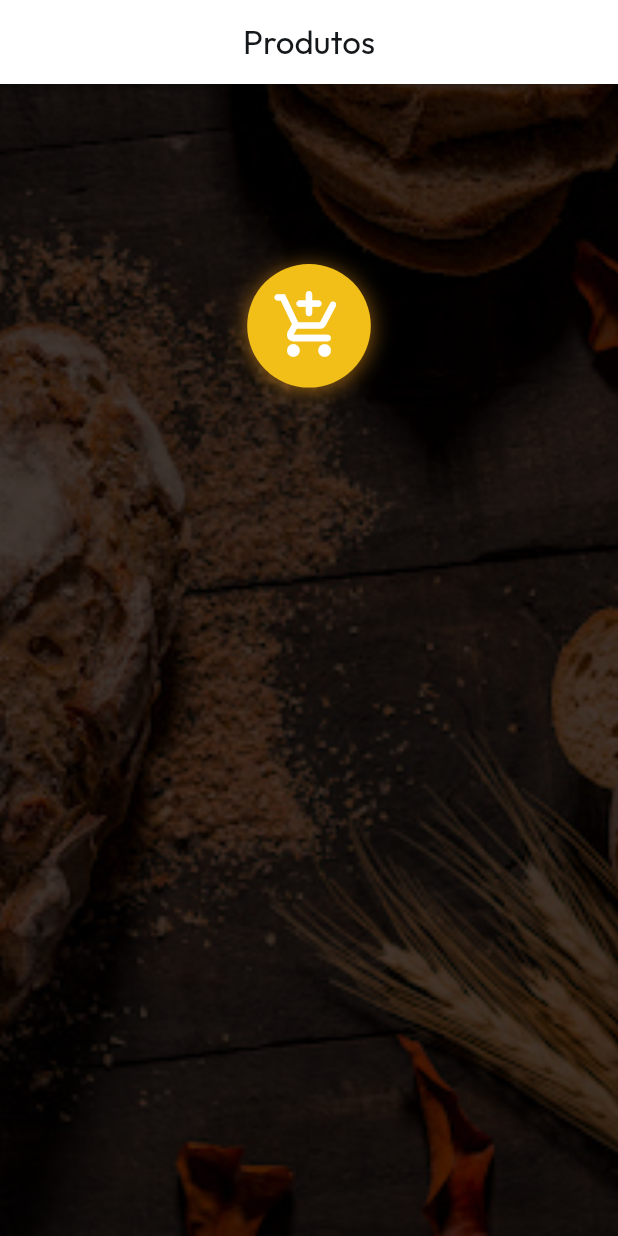
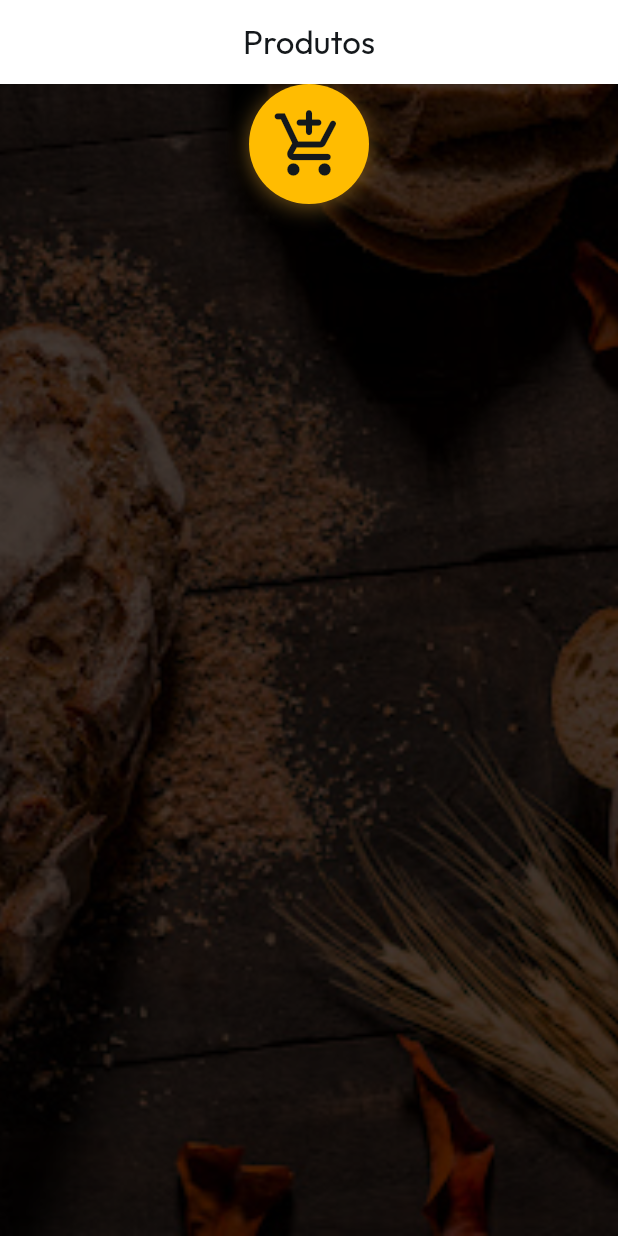
Before and after one commit to WIL-TZY/controleEstoque, a Flutter app: the screen it shows once a user with an empty profile is signed in, on a phone screen of 412 x 824 dp. Run offline on Flutter 3.47's test engine with Material 2 defaults, Android fonts, the light colour scheme and no system bars; our stand-ins replace auto_size_text, cached_network_image, cloud_firestore, firebase_auth, firebase_core, font_awesome_flutter and 9 more; missing offline and left inert: aligned_dialog, json_path; accounts and stored records are empty.

Commit message:
New styling fpr the products page.

```diff
--- a/lib/pages/produtos/produtos_widget.dart
+++ b/lib/pages/produtos/produtos_widget.dart
@@ -54,7 +54,12 @@ class _ProdutosWidgetState extends State<ProdutosWidget> {
       child: Scaffold(
         key: scaffoldKey,
         backgroundColor: FlutterFlowTheme.of(context).primaryBackground,
-        appBar: AppBar(
+        body: NestedScrollView(
+          floatHeaderSlivers: true,
+          headerSliverBuilder: (context, _) => [
+            SliverAppBar(
+              pinned: true,
+              floating: false,
               backgroundColor: FlutterFlowTheme.of(context).secondaryBackground,
               automaticallyImplyLeading: false,
               leading: FlutterFlowIconButton(
@@ -88,9 +93,12 @@ class _ProdutosWidgetState extends State<ProdutosWidget> {
               actions: const [],
               centerTitle: true,
               elevation: 2.0,
-        ),
-        body: SafeArea(
-          top: true,
+            )
+          ],
+          body: Builder(
+            builder: (context) {
+              return SafeArea(
+                top: false,
                 child: Container(
                   width: MediaQuery.sizeOf(context).width * 1.0,
                   height: MediaQuery.sizeOf(context).height * 1.0,
@@ -103,14 +111,17 @@ class _ProdutosWidgetState extends State<ProdutosWidget> {
                       ).image,
                     ),
                   ),
-            child: Padding(
-              padding: const EdgeInsetsDirectional.fromSTEB(0.0, 50.0, 0.0, 0.0),
                   child: Column(
-                mainAxisSize: MainAxisSize.min,
+                    mainAxisSize: MainAxisSize.max,
+                    children: [
+                      SingleChildScrollView(
+                        child: Column(
+                          mainAxisSize: MainAxisSize.max,
                           children: [
                             StreamBuilder<List<ProdutosRecord>>(
                               stream: queryProdutosRecord(
-                      queryBuilder: (produtosRecord) => produtosRecord.where(
+                                queryBuilder: (produtosRecord) =>
+                                    produtosRecord.where(
                                   'emestoque',
                                   isEqualTo: false,
                                 ),
@@ -123,7 +134,8 @@ class _ProdutosWidgetState extends State<ProdutosWidget> {
                                       width: 50.0,
                                       height: 50.0,
                                       child: CircularProgressIndicator(
-                              valueColor: AlwaysStoppedAnimation<Color>(
+                                        valueColor:
+                                            AlwaysStoppedAnimation<Color>(
                                           FlutterFlowTheme.of(context).primary,
                                         ),
                                       ),
@@ -131,113 +143,29 @@ class _ProdutosWidgetState extends State<ProdutosWidget> {
                                   );
                                 }
                                 List<ProdutosRecord>
-                          listviewNaoCompradosProdutosRecordList =
+                                    listviewSemEstoqueProdutosRecordList =
                                     snapshot.data!;
                                 return ListView.builder(
                                   padding: EdgeInsets.zero,
                                   shrinkWrap: true,
                                   scrollDirection: Axis.vertical,
                                   itemCount:
-                            listviewNaoCompradosProdutosRecordList.length,
-                        itemBuilder: (context, listviewNaoCompradosIndex) {
-                          final listviewNaoCompradosProdutosRecord =
-                              listviewNaoCompradosProdutosRecordList[
-                                  listviewNaoCompradosIndex];
+                                      listviewSemEstoqueProdutosRecordList
+                                          .length,
+                                  itemBuilder:
+                                      (context, listviewSemEstoqueIndex) {
+                                    final listviewSemEstoqueProdutosRecord =
+                                        listviewSemEstoqueProdutosRecordList[
+                                            listviewSemEstoqueIndex];
                                     return Container(
-                            width: MediaQuery.sizeOf(context).width * 0.08,
-                            height: MediaQuery.sizeOf(context).height * 0.08,
+                                      width: MediaQuery.sizeOf(context).width *
+                                          0.08,
+                                      height:
+                                          MediaQuery.sizeOf(context).height *
+                                              0.08,
                                       decoration: BoxDecoration(
-                              color: FlutterFlowTheme.of(context)
-                                  .secondaryBackground,
-                              borderRadius: BorderRadius.circular(100.0),
-                            ),
-                            child: Padding(
-                              padding: const EdgeInsetsDirectional.fromSTEB(
-                                  24.0, 8.0, 24.0, 8.0),
-                              child: Row(
-                                mainAxisSize: MainAxisSize.max,
-                                children: [
-                                  FlutterFlowIconButton(
-                                    borderColor: Colors.transparent,
-                                    borderRadius: 30.0,
-                                    borderWidth: 1.0,
-                                    buttonSize: 40.0,
-                                    icon: FaIcon(
-                                      FontAwesomeIcons.circle,
-                                      color: FlutterFlowTheme.of(context)
-                                          .primaryText,
-                                      size: 18.0,
-                                    ),
-                                    onPressed: () async {
-                                      await listviewNaoCompradosProdutosRecord
-                                          .reference
-                                          .update(createProdutosRecordData(
-                                        emestoque: true,
-                                      ));
-                                    },
-                                  ),
-                                  Padding(
-                                    padding: const EdgeInsetsDirectional.fromSTEB(
-                                        8.0, 0.0, 0.0, 0.0),
-                                    child: Text(
-                                      listviewNaoCompradosProdutosRecord
-                                          .produto,
-                                      style: FlutterFlowTheme.of(context)
-                                          .bodyMedium
-                                          .override(
-                                            fontFamily: 'Poppins',
-                                            color: FlutterFlowTheme.of(context)
-                                                .primaryText,
-                                            fontSize: 15.0,
-                                          ),
-                                    ),
-                                  ),
-                                ],
-                              ),
-                            ),
-                          );
-                        },
-                      );
-                    },
-                  ),
-                  StreamBuilder<List<ProdutosRecord>>(
-                    stream: queryProdutosRecord(
-                      queryBuilder: (produtosRecord) => produtosRecord.where(
-                        'emestoque',
-                        isEqualTo: true,
-                      ),
-                    ),
-                    builder: (context, snapshot) {
-                      // Customize what your widget looks like when it's loading.
-                      if (!snapshot.hasData) {
-                        return Center(
-                          child: SizedBox(
-                            width: 50.0,
-                            height: 50.0,
-                            child: CircularProgressIndicator(
-                              valueColor: AlwaysStoppedAnimation<Color>(
-                                FlutterFlowTheme.of(context).primary,
-                              ),
-                            ),
-                          ),
-                        );
-                      }
-                      List<ProdutosRecord> listviewCompradosProdutosRecordList =
-                          snapshot.data!;
-                      return ListView.builder(
-                        padding: EdgeInsets.zero,
-                        shrinkWrap: true,
-                        scrollDirection: Axis.vertical,
-                        itemCount: listviewCompradosProdutosRecordList.length,
-                        itemBuilder: (context, listviewCompradosIndex) {
-                          final listviewCompradosProdutosRecord =
-                              listviewCompradosProdutosRecordList[
-                                  listviewCompradosIndex];
-                          return Container(
-                            width: MediaQuery.sizeOf(context).width * 0.08,
-                            height: MediaQuery.sizeOf(context).height * 0.08,
-                            decoration: BoxDecoration(
-                              borderRadius: BorderRadius.circular(100.0),
+                                        borderRadius:
+                                            BorderRadius.circular(100.0),
                                       ),
                                       child: Padding(
                                         padding: const EdgeInsetsDirectional.fromSTEB(
@@ -251,26 +179,30 @@ class _ProdutosWidgetState extends State<ProdutosWidget> {
                                               borderWidth: 1.0,
                                               buttonSize: 40.0,
                                               fillColor: const Color(0x00FFFFFF),
-                                    icon: FaIcon(
-                                      FontAwesomeIcons.solidCheckCircle,
-                                      color: FlutterFlowTheme.of(context)
+                                              icon: Icon(
+                                                Icons.circle_outlined,
+                                                color:
+                                                    FlutterFlowTheme.of(context)
                                                         .primaryText,
                                                 size: 18.0,
                                               ),
                                               onPressed: () async {
-                                      await listviewCompradosProdutosRecord
+                                                await listviewSemEstoqueProdutosRecord
                                                     .reference
-                                          .update(createProdutosRecordData(
-                                        emestoque: false,
+                                                    .update(
+                                                        createProdutosRecordData(
+                                                  emestoque: true,
                                                 ));
                                               },
                                             ),
                                             Padding(
-                                    padding: const EdgeInsetsDirectional.fromSTEB(
-                                        8.0, 0.0, 0.0, 0.0),
+                                              padding: const EdgeInsetsDirectional
+                                                  .fromSTEB(8.0, 0.0, 0.0, 0.0),
                                               child: Text(
-                                      listviewCompradosProdutosRecord.produto,
-                                      style: FlutterFlowTheme.of(context)
+                                                listviewSemEstoqueProdutosRecord
+                                                    .produto,
+                                                style:
+                                                    FlutterFlowTheme.of(context)
                                                         .bodyMedium
                                                         .override(
                                                           fontFamily: 'Poppins',
@@ -287,27 +219,128 @@ class _ProdutosWidgetState extends State<ProdutosWidget> {
                                 );
                               },
                             ),
+                          ],
+                        ),
+                      ),
+                      SingleChildScrollView(
+                        child: Column(
+                          mainAxisSize: MainAxisSize.max,
+                          children: [
+                            StreamBuilder<List<ProdutosRecord>>(
+                              stream: queryProdutosRecord(
+                                queryBuilder: (produtosRecord) =>
+                                    produtosRecord.where(
+                                  'emestoque',
+                                  isEqualTo: true,
+                                ),
+                              ),
+                              builder: (context, snapshot) {
+                                // Customize what your widget looks like when it's loading.
+                                if (!snapshot.hasData) {
+                                  return Center(
+                                    child: SizedBox(
+                                      width: 50.0,
+                                      height: 50.0,
+                                      child: CircularProgressIndicator(
+                                        valueColor:
+                                            AlwaysStoppedAnimation<Color>(
+                                          FlutterFlowTheme.of(context).primary,
+                                        ),
+                                      ),
+                                    ),
+                                  );
+                                }
+                                List<ProdutosRecord>
+                                    listviewNoEstoqueProdutosRecordList =
+                                    snapshot.data!;
+                                return ListView.builder(
+                                  padding: EdgeInsets.zero,
+                                  shrinkWrap: true,
+                                  scrollDirection: Axis.vertical,
+                                  itemCount: listviewNoEstoqueProdutosRecordList
+                                      .length,
+                                  itemBuilder:
+                                      (context, listviewNoEstoqueIndex) {
+                                    final listviewNoEstoqueProdutosRecord =
+                                        listviewNoEstoqueProdutosRecordList[
+                                            listviewNoEstoqueIndex];
+                                    return Container(
+                                      width: MediaQuery.sizeOf(context).width *
+                                          0.08,
+                                      height:
+                                          MediaQuery.sizeOf(context).height *
+                                              0.08,
+                                      decoration: BoxDecoration(
+                                        color: const Color(0xAC000000),
+                                        borderRadius:
+                                            BorderRadius.circular(100.0),
+                                      ),
+                                      child: Padding(
+                                        padding: const EdgeInsetsDirectional.fromSTEB(
+                                            24.0, 8.0, 24.0, 8.0),
+                                        child: Row(
+                                          mainAxisSize: MainAxisSize.max,
+                                          children: [
+                                            FlutterFlowIconButton(
+                                              borderColor: Colors.white,
+                                              borderRadius: 30.0,
+                                              borderWidth: 1.0,
+                                              buttonSize: 40.0,
+                                              fillColor: const Color(0x00FFFFFF),
+                                              icon: FaIcon(
+                                                FontAwesomeIcons
+                                                    .solidCheckCircle,
+                                                color:
+                                                    FlutterFlowTheme.of(context)
+                                                        .primaryText,
+                                                size: 18.0,
+                                              ),
+                                              onPressed: () async {
+                                                await listviewNoEstoqueProdutosRecord
+                                                    .reference
+                                                    .update(
+                                                        createProdutosRecordData(
+                                                  emestoque: false,
+                                                ));
+                                              },
+                                            ),
                                             Padding(
-                    padding:
-                        const EdgeInsetsDirectional.fromSTEB(0.0, 70.0, 0.0, 0.0),
-                    child: SizedBox(
-                      width: MediaQuery.sizeOf(context).width * 2.0,
-                      height: MediaQuery.sizeOf(context).height * 0.1,
-                      child: Stack(
-                        children: [
-                          Align(
-                            alignment: const AlignmentDirectional(0.00, 0.00),
-                            child: Container(
-                              width: 100.0,
-                              height: 100.0,
+                                              padding: const EdgeInsetsDirectional
+                                                  .fromSTEB(8.0, 0.0, 0.0, 0.0),
+                                              child: Text(
+                                                listviewNoEstoqueProdutosRecord
+                                                    .produto,
+                                                style:
+                                                    FlutterFlowTheme.of(context)
+                                                        .bodyMedium
+                                                        .override(
+                                                          fontFamily: 'Poppins',
+                                                          color: Colors.white,
+                                                          fontSize: 15.0,
+                                                        ),
+                                              ),
+                                            ),
+                                          ],
+                                        ),
+                                      ),
+                                    );
+                                  },
+                                );
+                              },
+                            ),
+                          ],
+                        ),
+                      ),
+                      Container(
+                        width: 80.0,
+                        height: 80.0,
                         decoration: const BoxDecoration(
-                                color: Color(0xFFF2BF19),
+                          color: Color(0xFFFFBC01),
                           boxShadow: [
                             BoxShadow(
                               blurRadius: 12.0,
-                                    color: Color(0x99FCA120),
+                              color: Color(0xFF76541A),
                               offset: Offset(0.0, 2.0),
-                                    spreadRadius: 0.0,
                             )
                           ],
                           shape: BoxShape.circle,
@@ -320,15 +353,13 @@ class _ProdutosWidgetState extends State<ProdutosWidget> {
                             highlightColor: Colors.transparent,
                             onTap: () async {
                               await showAlignedDialog(
-                                      barrierColor: const Color(0x4D000000),
+                                barrierColor: const Color(0x3314181B),
                                 context: context,
                                 isGlobal: true,
                                 avoidOverflow: false,
-                                      targetAnchor: const AlignmentDirectional(
-                                              0.0, 0.0)
+                                targetAnchor: const AlignmentDirectional(0.0, 0.0)
                                     .resolve(Directionality.of(context)),
-                                      followerAnchor: const AlignmentDirectional(
-                                              0.0, 0.0)
+                                followerAnchor: const AlignmentDirectional(0.0, 0.0)
                                     .resolve(Directionality.of(context)),
                                 builder: (dialogContext) {
                                   return Material(
@@ -337,21 +368,18 @@ class _ProdutosWidgetState extends State<ProdutosWidget> {
                                       onTap: () => _model
                                               .unfocusNode.canRequestFocus
                                           ? FocusScope.of(context)
-                                                    .requestFocus(
-                                                        _model.unfocusNode)
-                                                : FocusScope.of(context)
-                                                    .unfocus(),
+                                              .requestFocus(_model.unfocusNode)
+                                          : FocusScope.of(context).unfocus(),
                                       child: const AddProdutoWidget(),
                                     ),
                                   );
                                 },
                               ).then((value) => setState(() {}));
                             },
-                                  child: const Icon(
+                            child: Icon(
                               Icons.add_shopping_cart_rounded,
-                                    color: Colors.white,
+                              color: FlutterFlowTheme.of(context).primaryText,
                               size: 50.0,
-                                  ),
                             ),
                           ),
                         ),
@@ -359,10 +387,8 @@ class _ProdutosWidgetState extends State<ProdutosWidget> {
                     ],
                   ),
                 ),
-                  ),
-                ],
-              ),
-            ),
+              );
+            },
           ),
         ),
       ),
```
Also changed, not shown: 1 other file. Lines whose indentation alone changed are shown as unchanged.
